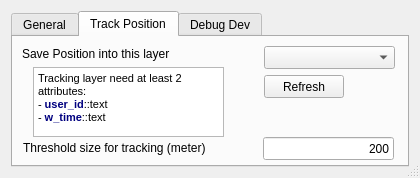
Qt form interactive_map_tracking_dialog_base.ui (Remi-C/interactive_map_tracking) before a commit.
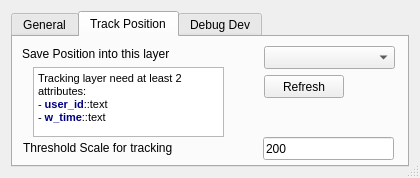
The same form after that commit. The open tabs and pages were chosen to show the change. Icons and pictures are not drawn.

Diff of the .ui file:
```diff
--- a/interactive_map_tracking_dialog_base.ui
+++ b/interactive_map_tracking_dialog_base.ui
@@ -10,18 +10,6 @@
     <height>178</height>
    </rect>
   </property>
-  <property name="minimumSize">
-   <size>
-    <width>420</width>
-    <height>178</height>
-   </size>
-  </property>
-  <property name="maximumSize">
-   <size>
-    <width>420</width>
-    <height>178</height>
-   </size>
-  </property>
   <property name="acceptDrops">
    <bool>true</bool>
   </property>
@@ -157,7 +145,7 @@
         <number>6</number>
        </property>
        <property name="alignment">
-        <set>Qt::AlignRight|Qt::AlignTrailing|Qt::AlignVCenter</set>
+        <set>Qt::AlignLeading|Qt::AlignLeft|Qt::AlignVCenter</set>
        </property>
       </widget>
       <widget class="QLabel" name="thresholdLabel">
@@ -165,12 +153,12 @@
         <rect>
          <x>10</x>
          <y>103</y>
-         <width>221</width>
+         <width>211</width>
          <height>16</height>
         </rect>
        </property>
        <property name="text">
-        <string>Threshold size for tracking (meter)</string>
+        <string>Threshold Scale for tracking </string>
        </property>
       </widget>
       <widget class="QTextEdit" name="textEdit">
```
Left out of the diff: 4 changed lines with no effect on the pictures.
